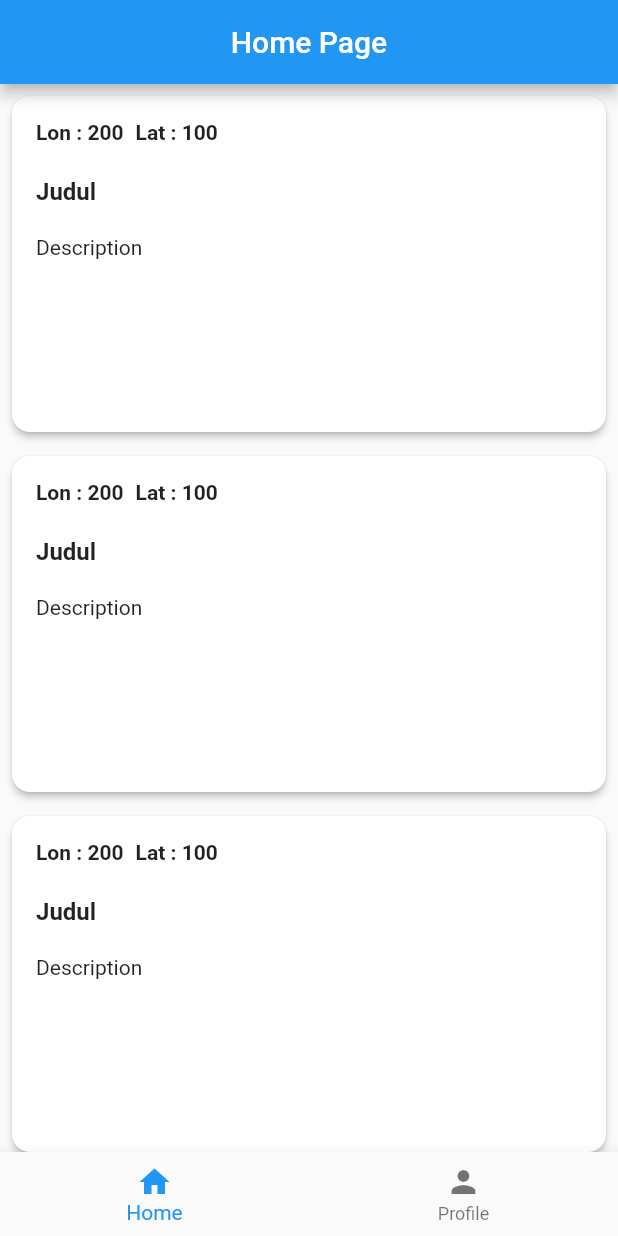
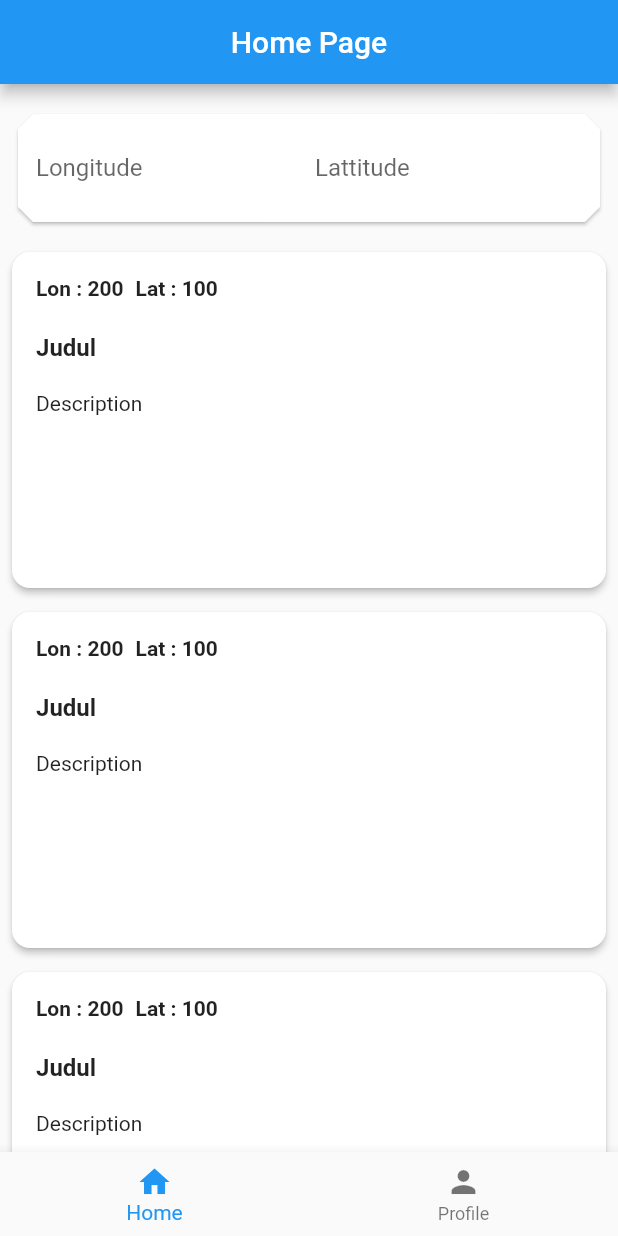
Before and after one commit to EddyHu71/Flutter_Firebase, a Flutter app: the screen it shows after launch, after a tap on "LOGIN", on a phone screen of 412 x 824 dp. Run offline on Flutter 3.47's test engine with Material 2 defaults, Android fonts, the phone set to English and light mode, and no system bars; our stand-ins replace bloc, dartz, dio, flutter_hooks, freezed_annotation, injectable.

```diff
--- /dev/null
+++ b/lib/application/home/view_data/view_data_event.dart
@@ -0,0 +1,4 @@
+part of 'view_data_bloc.dart';
+
+@freezed
+class ViewDataEvent {}
--- /dev/null
+++ b/lib/application/home/view_data/view_data_state.dart
@@ -0,0 +1,4 @@
+part of 'view_data_bloc.dart';
+
+@freezed
+class ViewDataState {}
--- /dev/null
+++ b/lib/domain/core/no_internet_exception.dart
@@ -0,0 +1 @@
+class NoInternetException implements Exception {}
--- /dev/null
+++ b/lib/domain/core/server_exception.dart
@@ -0,0 +1 @@
+class ServerException implements Exception {}
--- /dev/null
+++ b/lib/domain/home/view_data/view_failure.dart
@@ -0,0 +1,5 @@
+import 'package:freezed_annotation/freezed_annotation.dart';
+part 'view_failure.freeze.dart';
+
+@freezed
+class ViewFailure {}
--- a/lib/presentation/core/utils.dart
+++ b/lib/presentation/core/utils.dart
@@ -1,5 +1,7 @@
 class Utils {
-  static const String URL = "";
+  static const String URL =
+      "http://api.openweathermap.org/data/2.5/forecast?id=";
+  static const String API_KEY = '524901&appid=617625e21c39aa5d5033092d0538756b';
   static const String LOGO = "assets/logo/logo.png";
   static const String PROFILE = "assets/images/profile.png";
 }
--- a/lib/presentation/home/view_data.dart
+++ b/lib/presentation/home/view_data.dart
@@ -3,14 +3,68 @@ import 'package:flutter_hooks/flutter_hooks.dart';
 import 'package:flutter_firebase/presentation/core/components.dart';
 
 class ViewData extends HookWidget {
+  TextEditingController lonController = new TextEditingController();
+  TextEditingController latController = new TextEditingController();
   @override
   Widget build(BuildContext context) {
     // TODO: implement build
-    return ListView.builder(
-        itemCount: 10,
-        itemBuilder: (BuildContext context, int index) {
-          return Components.weatherList(
-              longitude: "200", lattitude: "100", title: "Judul", description : "Description");
-        });
+    return Container(
+        margin: EdgeInsets.only(top: 8),
+        child: CustomScrollView(
+          slivers: [
+            SliverToBoxAdapter(
+              child: Padding(
+                padding: const EdgeInsets.all(8.0),
+                child: Container(
+                  child: Card(
+                    shape: BeveledRectangleBorder(
+                      borderRadius: BorderRadius.circular(10.0),
+                    ),
+                    child: Padding(
+                      padding: const EdgeInsets.all(12.0),
+                      child: Row(
+                        mainAxisSize: MainAxisSize.max,
+                        mainAxisAlignment: MainAxisAlignment.spaceBetween,
+                        children: [
+                          Expanded(
+                            child: TextField(
+                              controller: lonController,
+                              decoration: InputDecoration(
+                                  fillColor: Colors.grey.withOpacity(0.3),
+                                  border: InputBorder.none,
+                                  hintText: "Longitude"),
+                            ),
+                          ),
+                          SizedBox(width: 8),
+                          Expanded(
+                            child: TextField(
+                              controller: latController,
+                              decoration: InputDecoration(
+                                  fillColor: Colors.grey.withOpacity(0.3),
+                                  border: InputBorder.none,
+                                  hintText: "Lattitude"),
+                            ),
+                          ),
+                        ],
+                      ),
+                    ),
+                  ),
+                ),
+              ),
+            ),
+            SliverList(
+              delegate: SliverChildBuilderDelegate(
+                (BuildContext context, int index) {
+                  return Components.weatherList(
+                      longitude: "200",
+                      lattitude: "100",
+                      title: "Judul",
+                      description: "Description");
+                },
+                childCount: 10, // 1000 list items
+              ),
+            ),
+          ],
+        ));
   }
 }
--- a/lib/presentation/login/login_page.dart
+++ b/lib/presentation/login/login_page.dart
@@ -52,6 +52,11 @@ class LoginPage extends HookWidget {
                             border: InputBorder.none,
                             prefixIcon: Icon(Icons.person),
                           ),
+                          validator: (value) => value == null
+                              ? "Username is empty"
+                              : value.length < 4
+                                  ? "Username is invalid"
+                                  : null,
                         ),
                       ),
                       Padding(
@@ -71,6 +76,11 @@ class LoginPage extends HookWidget {
                                   hidden = !hidden;
                                 },
                               )),
+                          validator: (value) => value == null
+                              ? "Password is empty"
+                              : value.length < 5
+                                  ? "Password is invalid"
+                                  : null,
                         ),
                       ),
                       SizedBox(height: 36),
```
Also changed, not shown: lib/application/home/view_data/view_data_bloc.dart (added, +22 -0 lines), lib/domain/core/i_network_service.dart (added, +7 -0 lines), lib/domain/home/view_data/i_view_repository.dart (added, +7 -0 lines), lib/infrastructure/home/view_data/view_item.dart (added, +14 -0 lines), lib/infrastructure/home/view_data/view_repository.dart (added, +27 -0 lines), lib/presentation/core/alerts.dart (+24 -1 lines), lib/presentation/home/profile_page.dart (+9 -1 lines), pubspec.yaml (+7 -0 lines), lib/application/home/view_data/view_data.freezed.dart (added), lib/infrastructure/home/view_data/view_item.freezed.dart (added), lib/infrastructure/home/view_data/view_item.g.dart (added), pubspec.lock.
